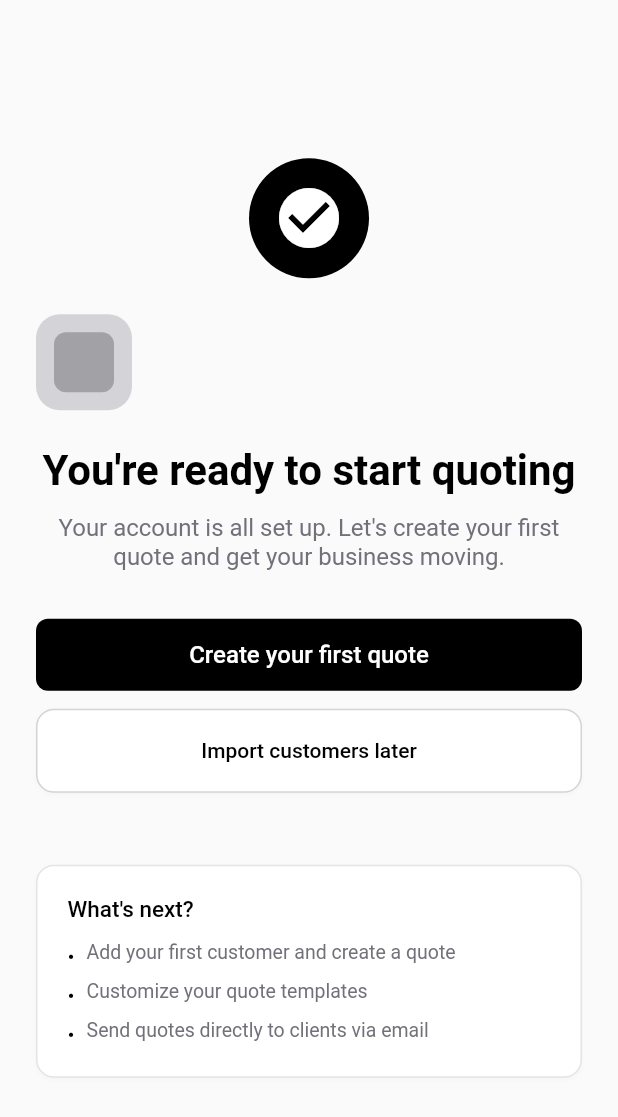
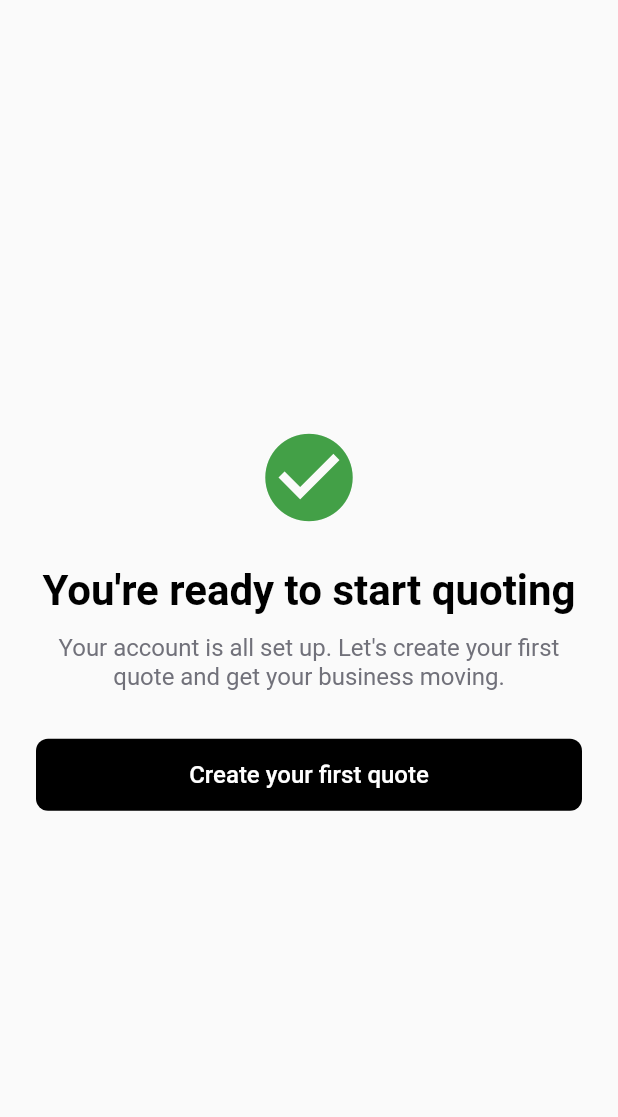
Before and after one commit to jamesg-the-dev/easy-quote, a Flutter app: the SignupSuccessScreen screen opened by its route, on a phone screen of 412 x 824 dp. Shown: the top 1117 px of the screen. Run offline on Flutter 3.47's test engine with Material 3 defaults, Android fonts, the phone set to English and light mode, and no system bars; our stand-ins replace flutter_dotenv, flutter_svg, google_fonts, supabase_flutter; accounts and stored records are empty.

Commit message:
fix success screen

```diff
--- a/lib/screens/signup/signup_success_screen.dart
+++ b/lib/screens/signup/signup_success_screen.dart
@@ -8,15 +8,11 @@ class SignupSuccessScreen extends StatelessWidget {
   const SignupSuccessScreen({super.key});
 
   void _handleCreateQuote(BuildContext context) {
-    debugPrint('Create first quote');
-    // Clear signup data on success
     context.read<SignupStore>().clearSignupData();
     Navigator.of(context).pushReplacementNamed('/home');
   }
 
   void _handleImportLater(BuildContext context) {
-    debugPrint('Import customers later');
-    // Clear signup data on success
     context.read<SignupStore>().clearSignupData();
     Navigator.of(context).pushReplacementNamed('/home');
   }
@@ -37,25 +33,13 @@ class SignupSuccessScreen extends StatelessWidget {
                   crossAxisAlignment: CrossAxisAlignment.center,
                   children: [
                     // Success Icon
-                    Container(
-                      width: 80,
-                      height: 80,
-                      decoration: BoxDecoration(
-                        color: Colors.black,
-                        borderRadius: BorderRadius.circular(40),
-                      ),
-                      child: const Center(
-                        child: Icon(
-                          Icons.check_circle,
-                          size: 48,
-                          color: Colors.white,
-                        ),
+                    Center(
+                      child: Icon(
+                        Icons.check_circle,
+                        size: 70,
+                        color: Colors.green.shade600,
                       ),
                     ),
-                    const SizedBox(height: 24),
-
-                    // Logo Section
-                    const AppLogo(),
                     const SizedBox(height: 24),
 
                     // Heading
@@ -83,83 +67,6 @@ class SignupSuccessScreen extends StatelessWidget {
                       variant: ButtonVariant.primary,
                       size: ButtonSize.lg,
                       fullWidth: true,
-                    ),
-                    const SizedBox(height: 12),
-                    Container(
-                      height: 56,
-                      decoration: BoxDecoration(
-                        color: Colors.white,
-                        borderRadius: BorderRadius.circular(12),
-                        border: Border.all(color: const Color(0xFFD4D4D8)),
-                        boxShadow: [
-                          BoxShadow(
-                            color: Colors.black.withOpacity(0.02),
-                            blurRadius: 2,
-                            offset: const Offset(0, 1),
-                          ),
-                        ],
-                      ),
-                      child: Material(
-                        color: Colors.transparent,
-                        child: InkWell(
-                          onTap: () => _handleImportLater(context),
-                          borderRadius: BorderRadius.circular(12),
-                          hoverColor: const Color(0xFFFAFAFA),
-                          child: const Center(
-                            child: Text(
-                              'Import customers later',
-                              style: TextStyle(
-                                color: Colors.black,
-                                fontSize: 14,
-                                fontWeight: FontWeight.w500,
-                              ),
-                            ),
-                          ),
-                        ),
-                      ),
-                    ),
-
-                    // Additional Info Card
-                    Padding(
-                      padding: const EdgeInsets.only(top: 48),
-                      child: Container(
-                        decoration: BoxDecoration(
-                          color: Colors.white,
-                          border: Border.all(color: const Color(0xFFE4E4E7)),
-                          borderRadius: BorderRadius.circular(12),
-                          boxShadow: [
-                            BoxShadow(
-                              color: Colors.black.withOpacity(0.02),
-                              blurRadius: 2,
-                              offset: const Offset(0, 1),
-                            ),
-                          ],
-                        ),
-                        padding: const EdgeInsets.all(20),
-                        child: Column(
-                          crossAxisAlignment: CrossAxisAlignment.start,
-                          children: [
-                            const Text(
-                              'What\'s next?',
-                              style: TextStyle(
-                                fontSize: 15,
-                                fontWeight: FontWeight.w500,
-                                color: Colors.black,
-                              ),
-                            ),
-                            const SizedBox(height: 12),
-                            _buildInfoItem(
-                              'Add your first customer and create a quote',
-                            ),
-                            const SizedBox(height: 8),
-                            _buildInfoItem('Customize your quote templates'),
-                            const SizedBox(height: 8),
-                            _buildInfoItem(
-                              'Send quotes directly to clients via email',
-                            ),
-                          ],
-                        ),
-                      ),
                     ),
                   ],
                 ),
```
Also changed, not shown: 6 other files.
